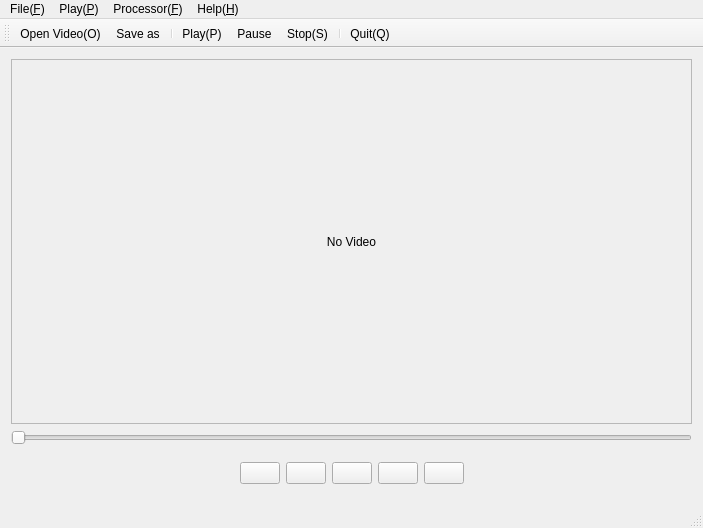
First picture: the form in VideoPlayer/mainwindow.ui, repository wzpan/Qt_Toys, before the edit.
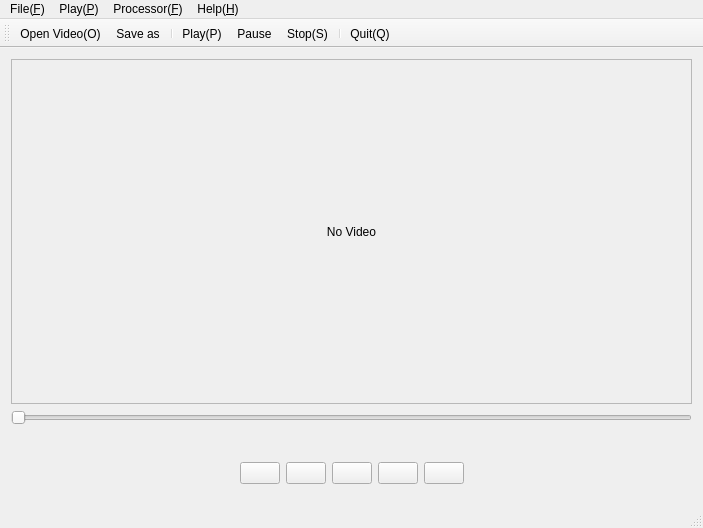
Second picture: the form after the edit. Icons and pictures are not drawn.

The edit to the form file:
```diff
--- a/VideoPlayer/mainwindow.ui
+++ b/VideoPlayer/mainwindow.ui
@@ -26,7 +26,7 @@
          <x>0</x>
          <y>0</y>
          <width>683</width>
-         <height>361</height>
+         <height>343</height>
         </rect>
        </property>
        <layout class="QGridLayout" name="gridLayout_2">
@@ -44,7 +44,7 @@
       </widget>
      </widget>
     </item>
-    <item row="2" column="0">
+    <item row="4" column="0">
      <widget class="QWidget" name="widget" native="true">
       <layout class="QHBoxLayout" name="horizontalLayout">
        <item>
@@ -131,13 +131,23 @@
       </layout>
      </widget>
     </item>
-    <item row="1" column="0">
+    <item row="2" column="0">
      <widget class="QSlider" name="progressSlider">
       <property name="orientation">
        <enum>Qt::Horizontal</enum>
       </property>
      </widget>
     </item>
+    <item row="3" column="0">
+     <widget class="QLabel" name="timeLabel">
+      <property name="text">
+       <string/>
+      </property>
+      <property name="alignment">
+       <set>Qt::AlignRight|Qt::AlignTrailing|Qt::AlignVCenter</set>
+      </property>
+     </widget>
+    </item>
    </layout>
   </widget>
   <widget class="QMenuBar" name="menuBar">
```
